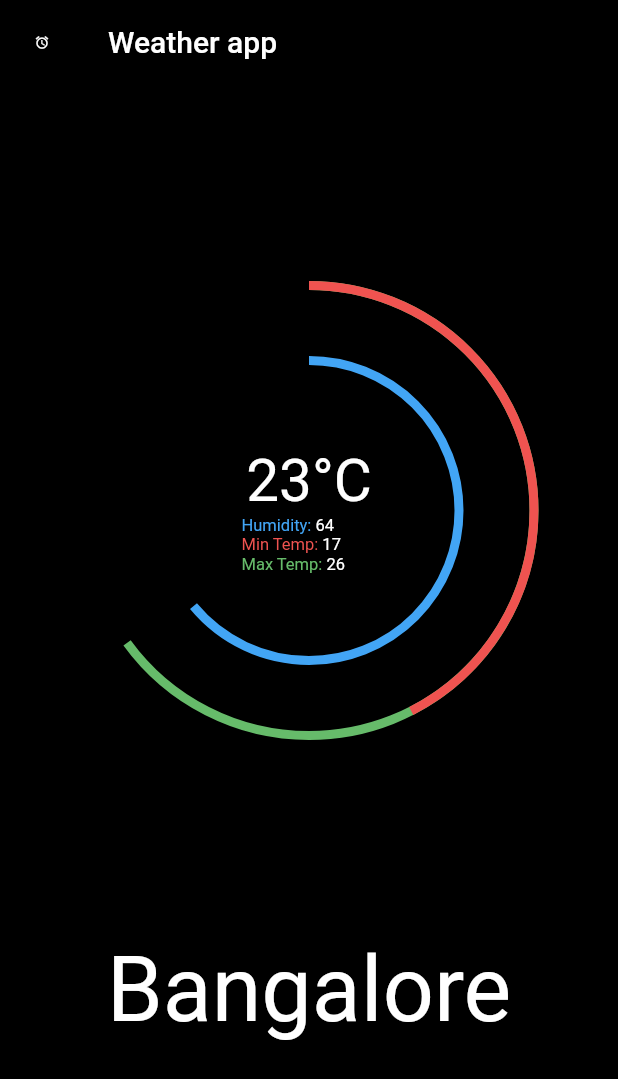
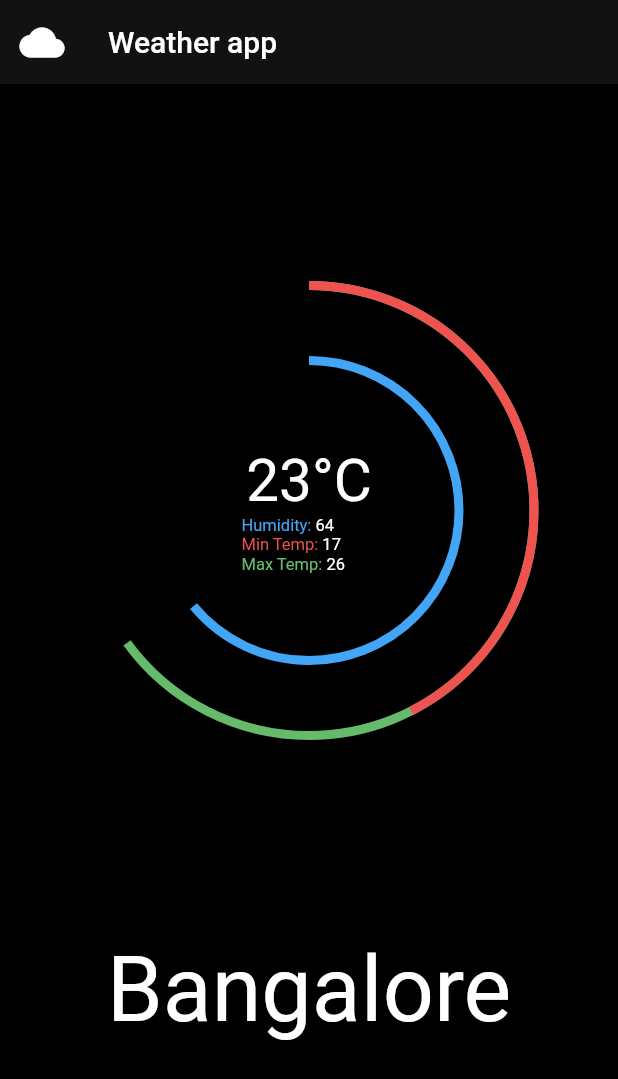
Before and after one commit to Hardikb19/IECSE-Dev-Winter-19, a Flutter app: the screen it shows after launch, on a phone screen of 412 x 824 dp. Shown: the top 1079 px of the screen. Run offline on Flutter 3.47's test engine with Material 2 defaults, Android fonts, the phone set to English and light mode, and no system bars.

Commit message:
weather app

```diff
--- a/myapp2/lib/main.dart
+++ b/myapp2/lib/main.dart
@@ -13,13 +13,13 @@ class _MyAppState extends State<MyApp> {
   Widget build(context){
     return MaterialApp(
       home: Scaffold(
-        backgroundColor: Colors.black,
+        backgroundColor:Colors.black,
         appBar: AppBar(
-          backgroundColor:Colors.black,
+          backgroundColor:Color(0xff121212),
           leading: Icon(
-            Icons.access_alarm,
+            Icons.cloud,
             color: Colors.white,
-            size:10,
+            size:30,
           ),
           title: Text('Weather app'),
         ),
```
Also changed, not shown: myapp2/WeatherApp.jpeg (added).
